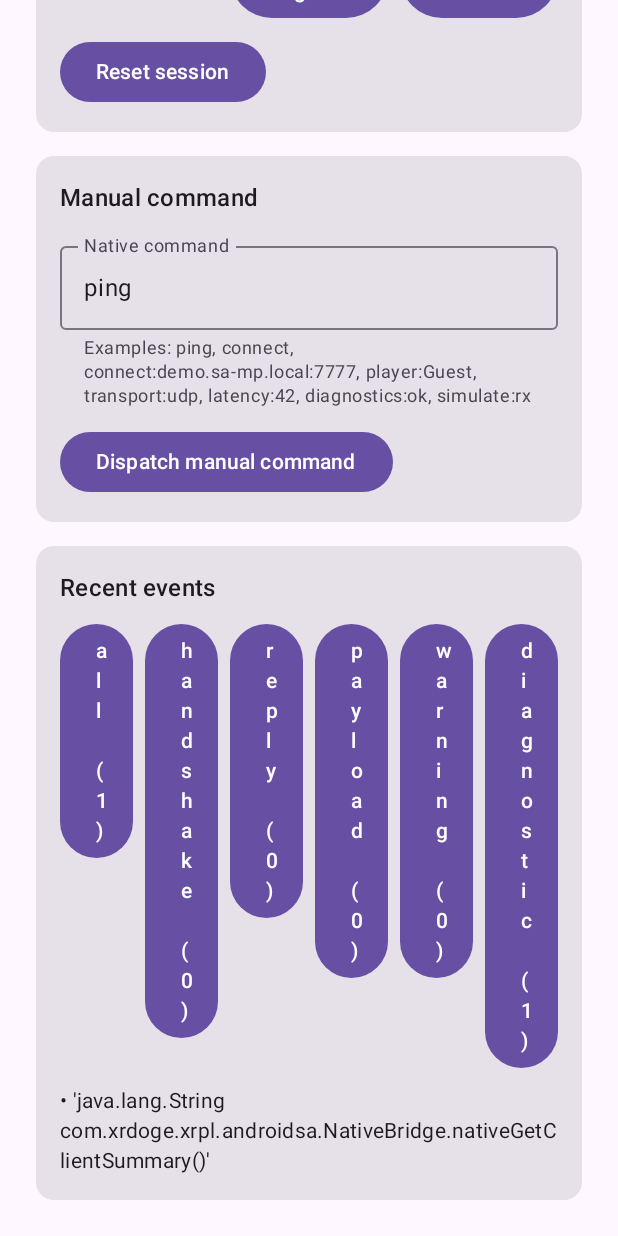
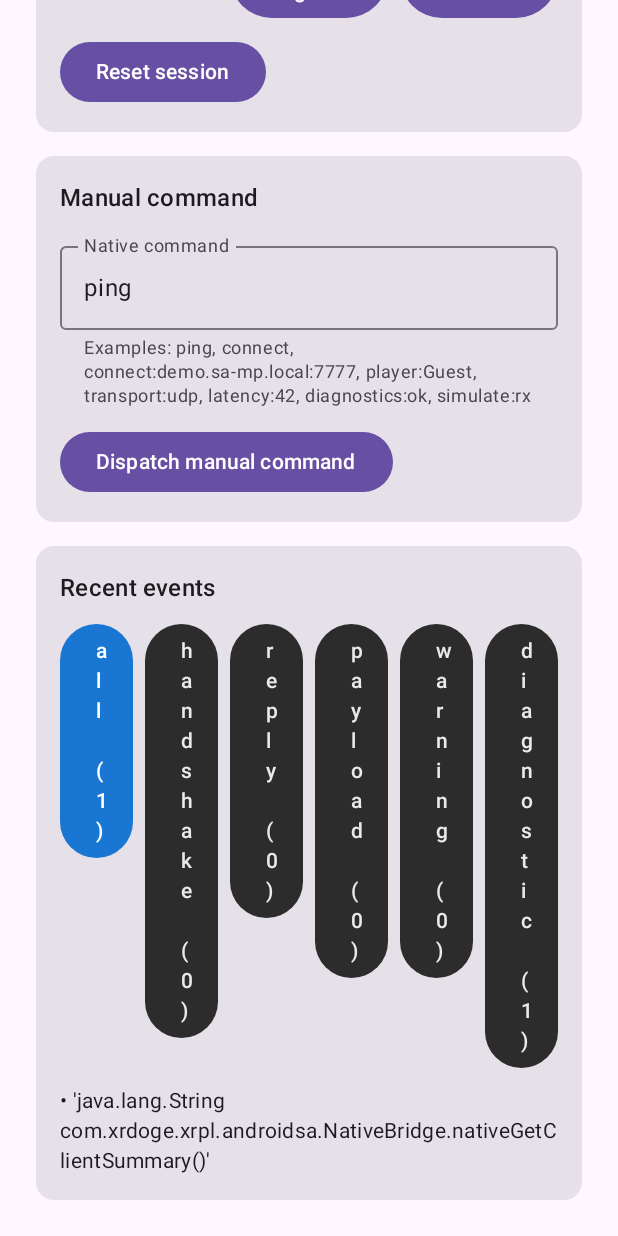
Before and after one commit to XRDOGE-XRPL/AndroidSA, an Android app built with Jetpack Compose: the screen it shows after launch (MainActivity), scrolled down 1605 dp, on a phone screen of 412 x 824 dp. Run offline under Robolectric (Android 15) with nearby library versions, the phone set to English and light mode, and no system bars; 1 statement that could not run was skipped.

Commit message:
Highlight selected event category in dashboard filters
Co-authored-by: XRDOGE-XRPL <166251416+XRDOGE-XRPL@users.noreply.github.com>

```diff
--- a/app/src/main/java/com/xrdoge/xrpl/androidsa/MainActivity.kt
+++ b/app/src/main/java/com/xrdoge/xrpl/androidsa/MainActivity.kt
@@ -16,6 +16,7 @@ import androidx.compose.foundation.layout.padding
 import androidx.compose.foundation.rememberScrollState
 import androidx.compose.foundation.verticalScroll
 import androidx.compose.material3.Button
+import androidx.compose.material3.ButtonDefaults
 import androidx.compose.material3.Card
 import androidx.compose.material3.CircularProgressIndicator
 import androidx.compose.material3.MaterialTheme
@@ -851,9 +852,21 @@ private fun AndroidSAApp() {
                     horizontalArrangement = Arrangement.spacedBy(8.dp),
                 ) {
                     EventCategory.entries.forEach { category ->
+                        val isSelected = eventFilter == category
                         Button(
                             modifier = Modifier.weight(1f),
                             enabled = true,
+                            colors = if (isSelected) {
+                                ButtonDefaults.buttonColors(
+                                    containerColor = Color(0xFF1976D2),
+                                    contentColor = Color(0xFFFFFFFF),
+                                )
+                            } else {
+                                ButtonDefaults.buttonColors(
+                                    containerColor = Color(0xFF2C2C2C),
+                                    contentColor = Color(0xFFEAEAEA),
+                                )
+                            },
                             onClick = { eventFilter = category },
                         ) {
                             Text("${category.label} (${eventCounts[category] ?: 0})")
```
